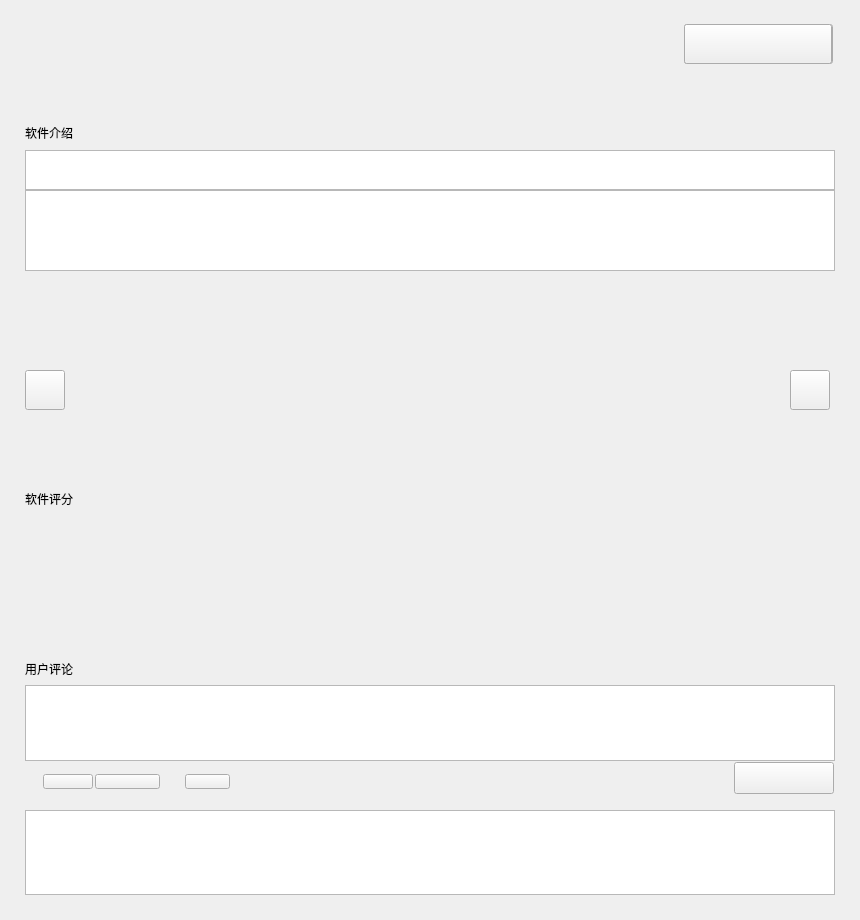
This is ui/detailw.ui in UbuntuKylin/kylin-software-center as Qt 5 draws it before an edit. The edited form follows.
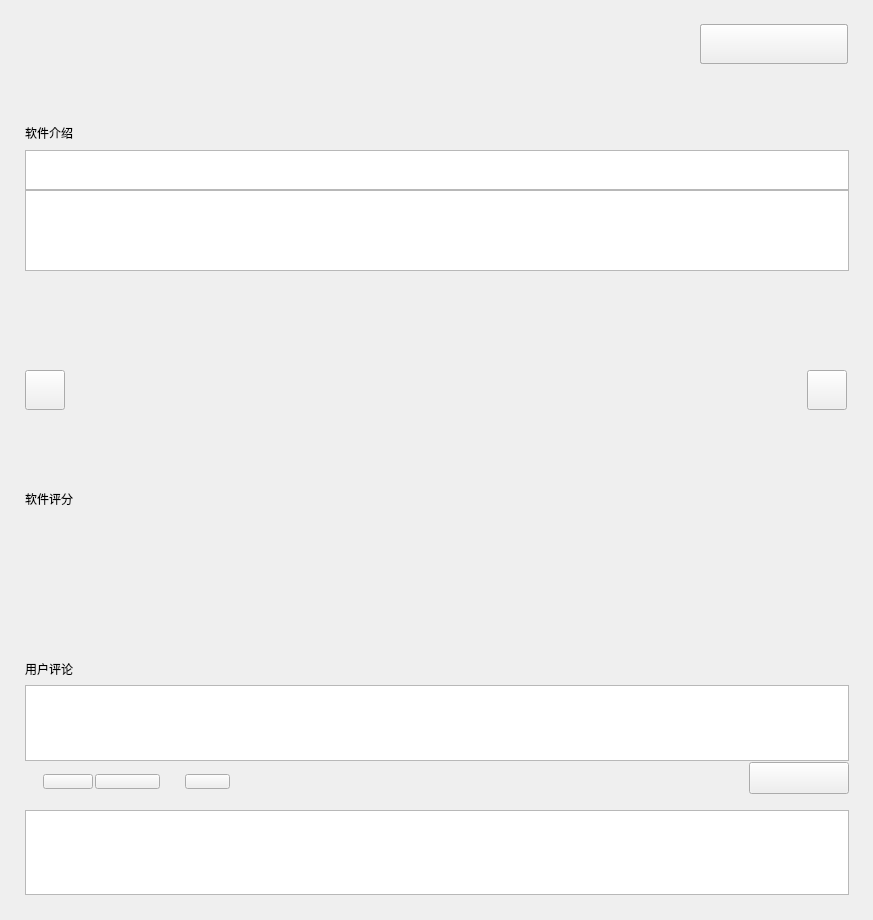
This is the edited form.

The edit to the form file:
```diff
--- a/ui/detailw.ui
+++ b/ui/detailw.ui
@@ -6,7 +6,7 @@
    <rect>
     <x>0</x>
     <y>0</y>
-    <width>860</width>
+    <width>873</width>
     <height>920</height>
    </rect>
   </property>
@@ -60,7 +60,7 @@
     <rect>
      <x>25</x>
      <y>150</y>
-     <width>810</width>
+     <width>824</width>
      <height>40</height>
     </rect>
    </property>
@@ -70,7 +70,7 @@
     <rect>
      <x>25</x>
      <y>190</y>
-     <width>810</width>
+     <width>824</width>
      <height>81</height>
     </rect>
    </property>
@@ -80,7 +80,7 @@
     <rect>
      <x>25</x>
      <y>290</y>
-     <width>810</width>
+     <width>824</width>
      <height>200</height>
     </rect>
    </property>
@@ -104,7 +104,7 @@
   <widget class="QPushButton" name="btnSshotNext">
    <property name="geometry">
     <rect>
-     <x>790</x>
+     <x>807</x>
      <y>370</y>
      <width>40</width>
      <height>40</height>
@@ -132,7 +132,7 @@
     <rect>
      <x>25</x>
      <y>810</y>
-     <width>810</width>
+     <width>824</width>
      <height>85</height>
     </rect>
    </property>
@@ -182,7 +182,7 @@
   <widget class="QPushButton" name="btnUpdate">
    <property name="geometry">
     <rect>
-     <x>685</x>
+     <x>700</x>
      <y>24</y>
      <width>148</width>
      <height>40</height>
@@ -195,7 +195,7 @@
   <widget class="QPushButton" name="btnInstall">
    <property name="geometry">
     <rect>
-     <x>684</x>
+     <x>700</x>
      <y>24</y>
      <width>148</width>
      <height>40</height>
@@ -208,7 +208,7 @@
   <widget class="QPushButton" name="btnUninstall">
    <property name="geometry">
     <rect>
-     <x>684</x>
+     <x>700</x>
      <y>24</y>
      <width>148</width>
      <height>40</height>
@@ -581,7 +581,7 @@
     <rect>
      <x>25</x>
      <y>685</y>
-     <width>810</width>
+     <width>824</width>
      <height>76</height>
     </rect>
    </property>
@@ -589,7 +589,7 @@
   <widget class="QPushButton" name="bntSubmit">
    <property name="geometry">
     <rect>
-     <x>734</x>
+     <x>749</x>
      <y>762</y>
      <width>100</width>
      <height>32</height>
```
